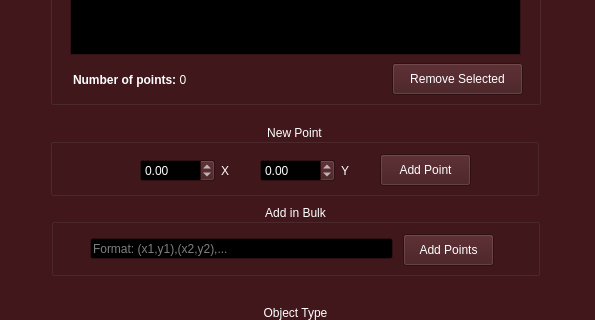
Above: SGI/view/screens/newObject.ui from JVSutter/Sistema-Grafico-Interativo before the change; both pictures show x 0 to 595 and y 296 to 616 of the 595 by 765 pixel window. Below: the same form after it.
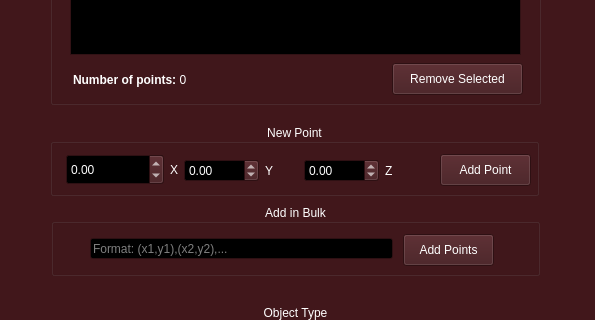
That is the form after the change.

Commit message: x, y e z na interface

Diff of the .ui file:
```diff
--- a/SGI/view/screens/newObject.ui
+++ b/SGI/view/screens/newObject.ui
@@ -749,7 +749,7 @@
    <widget class="QPushButton" name="newPointButton">
     <property name="geometry">
      <rect>
-      <x>330</x>
+      <x>390</x>
       <y>30</y>
       <width>91</width>
       <height>32</height>
@@ -762,7 +762,7 @@
    <widget class="QWidget" name="layoutWidget_2">
     <property name="geometry">
      <rect>
-      <x>210</x>
+      <x>254</x>
       <y>30</y>
       <width>117</width>
       <height>33</height>
@@ -776,6 +776,41 @@
     </property>
     <layout class="QHBoxLayout" name="horizontalLayout_3">
      <item>
+      <widget class="QDoubleSpinBox" name="zInput">
+       <property name="minimum">
+        <double>-1000.000000000000000</double>
+       </property>
+       <property name="maximum">
+        <double>1000.000000000000000</double>
+       </property>
+      </widget>
+     </item>
+     <item>
+      <widget class="QLabel" name="zLabel">
+       <property name="text">
+        <string>Z</string>
+       </property>
+      </widget>
+     </item>
+    </layout>
+   </widget>
+   <widget class="QWidget" name="layoutWidget">
+    <property name="geometry">
+     <rect>
+      <x>134</x>
+      <y>30</y>
+      <width>117</width>
+      <height>33</height>
+     </rect>
+    </property>
+    <property name="sizePolicy">
+     <sizepolicy hsizetype="Fixed" vsizetype="Fixed">
+      <horstretch>0</horstretch>
+      <verstretch>0</verstretch>
+     </sizepolicy>
+    </property>
+    <layout class="QHBoxLayout" name="horizontalLayout">
+     <item>
       <widget class="QDoubleSpinBox" name="yInput">
        <property name="minimum">
         <double>-1000.000000000000000</double>
@@ -794,40 +829,34 @@
      </item>
     </layout>
    </widget>
-   <widget class="QWidget" name="layoutWidget">
+   <widget class="QDoubleSpinBox" name="xInput">
     <property name="geometry">
      <rect>
-      <x>90</x>
+      <x>16</x>
       <y>30</y>
-      <width>117</width>
-      <height>33</height>
+      <width>98</width>
+      <height>31</height>
      </rect>
     </property>
-    <property name="sizePolicy">
-     <sizepolicy hsizetype="Fixed" vsizetype="Fixed">
-      <horstretch>0</horstretch>
-      <verstretch>0</verstretch>
-     </sizepolicy>
+    <property name="minimum">
+     <double>-1000.000000000000000</double>
     </property>
-    <layout class="QHBoxLayout" name="horizontalLayout">
-     <item>
-      <widget class="QDoubleSpinBox" name="xInput">
-       <property name="minimum">
-        <double>-1000.000000000000000</double>
-       </property>
-       <property name="maximum">
-        <double>1000.000000000000000</double>
-       </property>
-      </widget>
-     </item>
-     <item>
-      <widget class="QLabel" name="xLabel">
-       <property name="text">
-        <string>X</string>
-       </property>
-      </widget>
-     </item>
-    </layout>
+    <property name="maximum">
+     <double>1000.000000000000000</double>
+    </property>
+   </widget>
+   <widget class="QLabel" name="xLabel">
+    <property name="geometry">
+     <rect>
+      <x>120</x>
+      <y>30</y>
+      <width>11</width>
+      <height>31</height>
+     </rect>
+    </property>
+    <property name="text">
+     <string>X</string>
+    </property>
    </widget>
   </widget>
   <widget class="QGroupBox" name="groupBox_4">
```
The commit also changes 1 other file.
